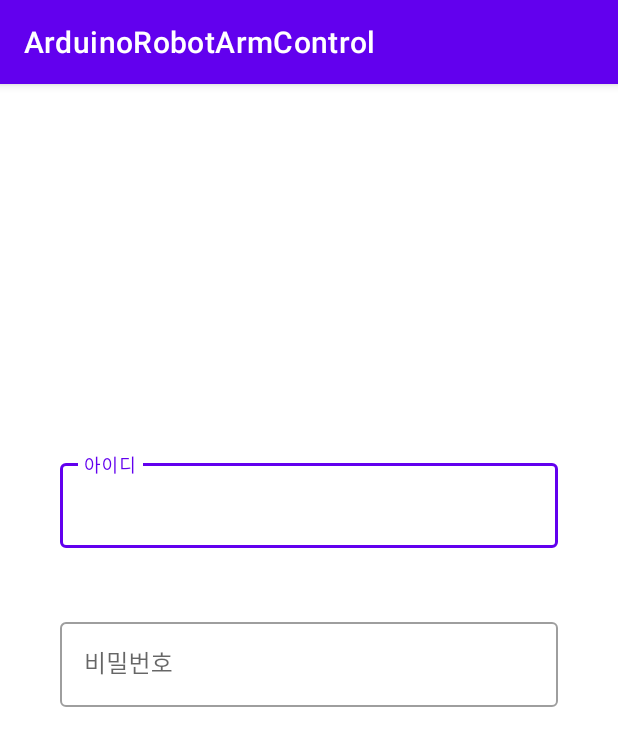
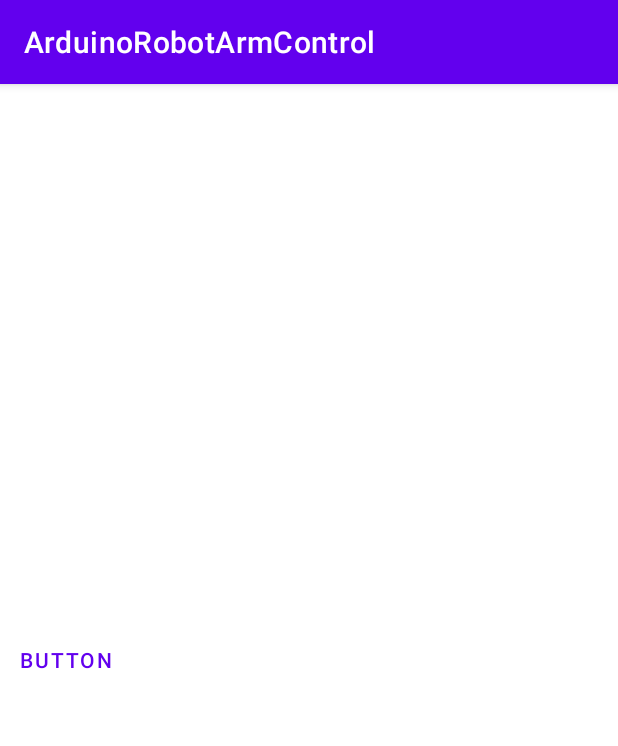
Before and after one commit to effx13/ArduinoRobotArm_MDP, an Android app: the screen it shows after launch (MainActivity), on a phone screen of 412 x 824 dp. Shown: the top 746 px of the screen. Run offline under Robolectric (Android 15) with nearby library versions, the light colour scheme and no system bars.

Commit message:
feat : 버튼 추가

```diff
--- a/ArduinoRobotArmAndroid/app/build.gradle
+++ b/ArduinoRobotArmAndroid/app/build.gradle
@@ -7,7 +7,7 @@ android {
 
     defaultConfig {
         applicationId "com.example.arduinorobotarmcontrol"
-        minSdk 26
+        minSdk 27
         targetSdk 31
         versionCode 1
         versionName "1.0"
@@ -17,8 +17,12 @@ android {
 
     buildTypes {
         release {
-            minifyEnabled false
+            minifyEnabled true
             proguardFiles getDefaultProguardFile('proguard-android-optimize.txt'), 'proguard-rules.pro'
+        }
+        debug {
+            applicationIdSuffix ".debug"
+            debuggable true
         }
     }
     compileOptions {
@@ -30,9 +34,8 @@ android {
 dependencies {
     implementation('com.google.android.material:material:1.4.0')
     implementation 'androidx.appcompat:appcompat:1.3.1'
-    implementation 'com.google.android.material:material:1.4.0'
     implementation 'androidx.constraintlayout:constraintlayout:2.1.1'
-    testImplementation 'junit:junit:4.+'
+    testImplementation 'junit:junit:4.13.2'
     androidTestImplementation 'androidx.test.ext:junit:1.1.3'
     androidTestImplementation 'androidx.test.espresso:espresso-core:3.4.0'
 }
--- a/ArduinoRobotArmAndroid/app/src/main/AndroidManifest.xml
+++ b/ArduinoRobotArmAndroid/app/src/main/AndroidManifest.xml
@@ -10,6 +10,9 @@
         android:supportsRtl="true"
         android:theme="@style/Theme.ArduinoRobotArmControl">
         <activity
+            android:name=".MainActivity2"
+            android:exported="true" />
+        <activity
             android:name=".MainActivity"
             android:exported="true">
             <intent-filter>
--- a/ArduinoRobotArmAndroid/app/src/main/res/layout/activity_main.xml
+++ b/ArduinoRobotArmAndroid/app/src/main/res/layout/activity_main.xml
@@ -1,49 +1,21 @@
 <?xml version="1.0" encoding="utf-8"?>
 <androidx.constraintlayout.widget.ConstraintLayout xmlns:android="http://schemas.android.com/apk/res/android"
-    xmlns:app="http://schemas.android.com/apk/res-auto"
     xmlns:tools="http://schemas.android.com/tools"
     android:layout_width="match_parent"
     android:layout_height="match_parent"
     tools:context=".MainActivity">
 
-    <com.google.android.material.textfield.TextInputLayout
-        style="@style/Widget.MaterialComponents.TextInputLayout.OutlinedBox"
-        android:layout_width="0dp"
-        android:layout_height="wrap_content"
-        android:layout_marginLeft="40dp"
-        android:layout_marginRight="40dp"
-        android:hint="아이디"
-        app:layout_constraintBottom_toBottomOf="parent"
-        app:layout_constraintLeft_toLeftOf="parent"
-        app:layout_constraintRight_toRightOf="parent"
-        app:layout_constraintTop_toTopOf="parent"
-        app:layout_constraintVertical_bias="0.35">
+    <LinearLayout
+        android:layout_width="match_parent"
+        android:layout_height="match_parent">
 
-        <com.google.android.material.textfield.TextInputEditText
-            android:id="@+id/edit_id"
-            android:layout_width="match_parent"
-            android:layout_height="wrap_content" />
+        <Button
+            android:id="@+id/textButton"
+            style="@style/Widget.MaterialComponents.Button.TextButton"
+            android:layout_width="wrap_content"
+            android:layout_height="wrap_content"
+            android:layout_gravity="center"
+            android:text="Button" />
 
-    </com.google.android.material.textfield.TextInputLayout>
-
-    <com.google.android.material.textfield.TextInputLayout
-        style="@style/Widget.MaterialComponents.TextInputLayout.OutlinedBox"
-        android:layout_width="0dp"
-        android:layout_height="wrap_content"
-        android:layout_marginLeft="40dp"
-        android:layout_marginRight="40dp"
-        android:hint="비밀번호"
-        app:layout_constraintBottom_toBottomOf="parent"
-        app:layout_constraintLeft_toLeftOf="parent"
-        app:layout_constraintRight_toRightOf="parent"
-        app:layout_constraintTop_toTopOf="parent"
-        app:layout_constraintVertical_bias="0.50">
-
-        <com.google.android.material.textfield.TextInputEditText
-            android:id="@+id/edit_pwd"
-            android:layout_width="match_parent"
-            android:layout_height="wrap_content"
-            android:inputType="textPassword" />
-    </com.google.android.material.textfield.TextInputLayout>
-
+    </LinearLayout>
 </androidx.constraintlayout.widget.ConstraintLayout>
```
Also changed, not shown: 1 other file.
